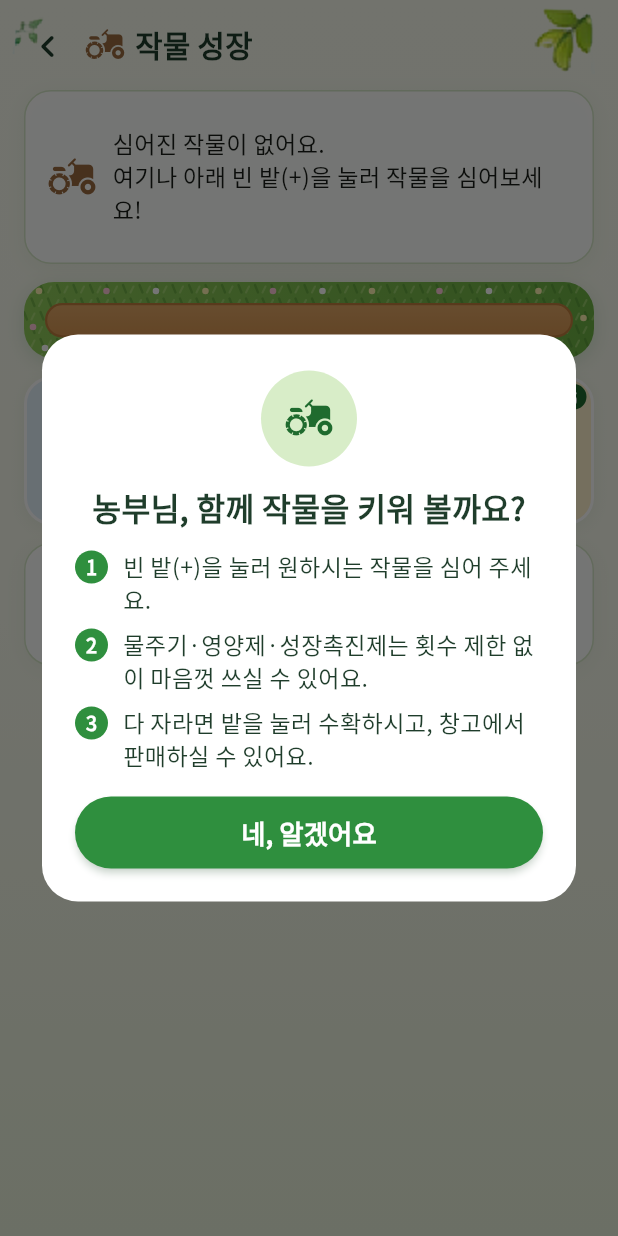
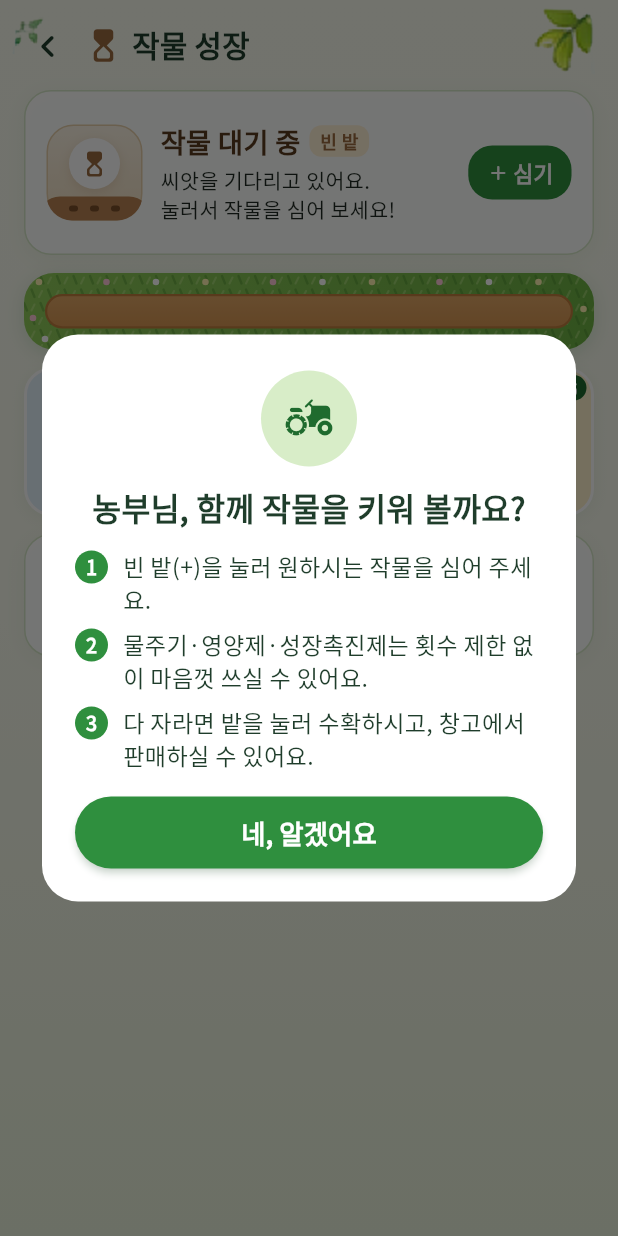
Before and after one commit to KIMGAYEONG12/sise_nongbu, a Flutter app: the CropGrowthPage screen opened directly, on a phone screen of 412 x 824 dp. Run offline on Flutter 3.47's test engine with Material 3 defaults, Android fonts, the phone set to English and light mode, and no system bars; our stand-ins replace cloud_firestore, firebase_auth, firebase_core, firebase_messaging, flutter_local_notifications, flutter_riverpod and 5 more; missing offline and left inert: in_app_update; accounts and stored records are empty.

Commit message:
알림을 화면 아래(하단 탭 위)에서 올라오게, 작물 성장 화면의 빈 밭 안내를 트랙터 아이콘 대신 '작물 대기 중' 카드로, 버전 1.0.0+20
Co-Authored-By: Claude Opus 5.5 <noreply@anthropic.com>

```diff
--- a/lib/views/crop_growth_page.dart
+++ b/lib/views/crop_growth_page.dart
@@ -184,7 +184,7 @@ class _CropGrowthPageState extends ConsumerState<CropGrowthPage> {
             PageHeader(
               title: '작물 성장',
               center: false,
-              leading: spec == null ? const Icon(Icons.agriculture_rounded, size: 28, color: Color(0xFF9A6B3F)) : CropArt(code: spec.code, size: 30),
+              leading: spec == null ? const Icon(Icons.hourglass_top_rounded, size: 26, color: Color(0xFF9A6B3F)) : CropArt(code: spec.code, size: 30),
               onBack: () => Navigator.of(context).maybePop(),
             ),
             Expanded(
@@ -193,15 +193,8 @@ class _CropGrowthPageState extends ConsumerState<CropGrowthPage> {
                   // 작물이 없을 때는 카드를 눌러 바로 심을 수 있다
                   onTap: spec == null ? () => _plantNow(list, now) : null,
                   child: spec == null
-                      ? const Padding(
-                          padding: EdgeInsets.symmetric(vertical: 10),
-                          child: Row(children: [
-                            // 빈 밭 안내: 초록 새싹(다른 앱과 비슷해 보임) 대신 갈색 트랙터
-                            Icon(Icons.agriculture_rounded, size: 34, color: Color(0xFF9A6B3F)),
-                            SizedBox(width: 10),
-                            Expanded(child: Text('심어진 작물이 없어요.\n여기나 아래 빈 밭(+)을 눌러 작물을 심어보세요!', style: TextStyle(height: 1.4))),
-                          ]),
-                        )
+                      // 빈 밭 안내: 작은 트랙터 아이콘이 자전거처럼 보여서 "작물 대기 중" 카드로 바꿨다
+                      ? const _WaitingCard()
                       : _GrowthHeader(spec: spec, plot: sel!, now: now, onReplant: () => _replant(sel)),
                 ),
                 const SizedBox(height: 12),
@@ -284,6 +277,91 @@ class _CropGrowthPageState extends ConsumerState<CropGrowthPage> {
     );
     return ok == true;
   }
+}
+
+/// 고른 밭에 작물이 없을 때 위 카드: 흙 위 모래시계 그림 + "작물 대기 중" + 초록 "심기" 버튼 (카드를 누르면 바로 심기)
+class _WaitingCard extends StatelessWidget {
+  const _WaitingCard();
+
+  static const _brown = Color(0xFF9A6B3F);
+
+  @override
+  Widget build(BuildContext context) => Padding(
+        padding: const EdgeInsets.symmetric(vertical: 6),
+        child: Row(children: [
+          // 흙더미 위에서 씨앗을 기다리는 모래시계
+          SizedBox(
+            width: 64,
+            height: 64,
+            child: DecoratedBox(
+              decoration: BoxDecoration(
+                borderRadius: BorderRadius.circular(18),
+                gradient: const LinearGradient(begin: Alignment.topCenter, end: Alignment.bottomCenter, colors: [Color(0xFFFBF3E4), Color(0xFFF1DFC2)]),
+                border: Border.all(color: const Color(0xFFE6CFA9)),
+              ),
+              child: ClipRRect(
+                borderRadius: BorderRadius.circular(17),
+                child: Stack(alignment: Alignment.center, children: [
+                  // 흙더미
+                  Positioned(
+                    left: -6,
+                    right: -6,
+                    bottom: -14,
+                    height: 30,
+                    child: DecoratedBox(decoration: BoxDecoration(color: const Color(0xFFB98352), borderRadius: BorderRadius.circular(30))),
+                  ),
+                  // 흙 위 작은 씨앗 자리 세 개
+                  for (final dx in const [-14.0, 0.0, 14.0])
+                    Positioned(
+                      bottom: 6,
+                      left: 32 + dx - 3,
+                      child: Container(width: 6, height: 4, decoration: BoxDecoration(color: const Color(0xFF7A4E2A), borderRadius: BorderRadius.circular(3))),
+                    ),
+                  Positioned(
+                    top: 9,
+                    child: Container(
+                      width: 34,
+                      height: 34,
+                      decoration: BoxDecoration(
+                        color: Colors.white,
+                        shape: BoxShape.circle,
+                        boxShadow: [BoxShadow(color: _brown.withValues(alpha: .18), blurRadius: 6, offset: const Offset(0, 2))],
+                      ),
+                      child: const Icon(Icons.hourglass_top_rounded, size: 20, color: _brown),
+                    ),
+                  ),
+                ]),
+              ),
+            ),
+          ),
+          const SizedBox(width: 12),
+          Expanded(
+            child: Column(crossAxisAlignment: CrossAxisAlignment.start, children: [
+              Row(children: [
+                const Text('작물 대기 중', style: TextStyle(fontSize: 16.5, fontWeight: FontWeight.w900, color: Color(0xFF5A3B1F))),
+                const SizedBox(width: 6),
+                Container(
+                  padding: const EdgeInsets.symmetric(horizontal: 7, vertical: 2),
+                  decoration: BoxDecoration(color: const Color(0xFFFFF1D6), borderRadius: BorderRadius.circular(8)),
+                  child: const Text('빈 밭', style: TextStyle(fontSize: 11, fontWeight: FontWeight.w800, color: _brown)),
+                ),
+              ]),
+              const SizedBox(height: 4),
+              const Text('씨앗을 기다리고 있어요.\n눌러서 작물을 심어 보세요!', style: TextStyle(fontSize: 12.5, height: 1.4, color: AppColors.sub)),
+            ]),
+          ),
+          const SizedBox(width: 8),
+          Container(
+            padding: const EdgeInsets.symmetric(horizontal: 12, vertical: 8),
+            decoration: BoxDecoration(color: AppColors.green, borderRadius: BorderRadius.circular(16)),
+            child: const Row(mainAxisSize: MainAxisSize.min, children: [
+              Icon(Icons.add_rounded, size: 16, color: Colors.white),
+              SizedBox(width: 2),
+              Text('심기', style: TextStyle(fontSize: 13, fontWeight: FontWeight.w900, color: Colors.white)),
+            ]),
+          ),
+        ]),
+      );
 }
 
 class _GrowthHeader extends StatelessWidget {
--- a/lib/widgets/common.dart
+++ b/lib/widgets/common.dart
@@ -126,32 +126,33 @@ String errMsg(Object e) {
   return s;
 }
 
-/// 알림 문구를 화면 위쪽(상태바 바로 아래)에 글자만 잠깐 띄운다. 새 알림이 오면 앞의 것을 바로 바꾼다.
+/// 알림 문구를 화면 아래쪽(하단 탭 바로 위)에 글자만 잠깐 띄운다. 새 알림이 오면 앞의 것을 바로 바꾼다.
 void showMsg(BuildContext context, String msg) {
   if (!context.mounted) return;
   final overlay = Overlay.maybeOf(context, rootOverlay: true);
   if (overlay == null) return;
-  _topNotice?.remove();
+  _notice?.remove();
   late final OverlayEntry entry;
-  entry = OverlayEntry(builder: (_) => _TopNotice(msg: msg, onDone: () {
-        if (_topNotice == entry) {
+  entry = OverlayEntry(builder: (_) => _Notice(msg: msg, onDone: () {
+        if (_notice == entry) {
           entry.remove();
-          _topNotice = null;
+          _notice = null;
         }
       }));
-  _topNotice = entry;
+  _notice = entry;
   overlay.insert(entry);
 }
 
-OverlayEntry? _topNotice;
+OverlayEntry? _notice;
 
 /// 작물 알림 (수확·파종). 그림이나 이모티콘 없이 글만 보여 준다. 예) "수박을 수확했습니다!"
 /// [cropCode]는 호출하는 쪽과 맞추기 위해 남겨 둔 값이고 화면에는 쓰지 않는다.
 void showCropMsg(BuildContext context, String cropCode, String msg) => showMsg(context, msg);
 
-/// 위에서 내려왔다가(0.25초) 잠시 보이고(2.2초) 다시 올라가는 글자 알림. 타이머 대신 애니메이션으로 시간을 잰다.
-class _TopNotice extends StatelessWidget {
-  const _TopNotice({required this.msg, required this.onDone});
+/// 아래에서 올라왔다가(0.27초) 잠시 보이고(2.2초) 다시 내려가는 글자 알림. 타이머 대신 애니메이션으로 시간을 잰다.
+/// 하단 탭(약 80px)을 가리지 않도록 그 위에 띄운다.
+class _Notice extends StatelessWidget {
+  const _Notice({required this.msg, required this.onDone});
   final String msg;
   final VoidCallback onDone;
 
@@ -160,16 +161,16 @@ class _TopNotice extends StatelessWidget {
     return Positioned(
       left: 16,
       right: 16,
-      top: MediaQuery.paddingOf(context).top + 8,
+      bottom: MediaQuery.paddingOf(context).bottom + 96,
       child: IgnorePointer(
         child: TweenAnimationBuilder<double>(
           tween: Tween(begin: 0, end: 1),
           duration: const Duration(milliseconds: 2700),
           onEnd: onDone,
           builder: (_, t, child) {
-            // 0~0.1 내려오기, 0.1~0.9 머물기, 0.9~1 올라가기
+            // 0~0.1 올라오기, 0.1~0.9 머물기, 0.9~1 내려가기
             final show = t < .1 ? t / .1 : (t > .9 ? (1 - t) / .1 : 1.0);
-            return Opacity(opacity: show, child: Transform.translate(offset: Offset(0, -24 * (1 - show)), child: child));
+            return Opacity(opacity: show, child: Transform.translate(offset: Offset(0, 24 * (1 - show)), child: child));
           },
           child: Material(
             color: const Color(0xF0263A2B),
--- a/pubspec.yaml
+++ b/pubspec.yaml
@@ -1,7 +1,7 @@
 name: sise_nongbu
 description: 실제 공영도매시장 경매 시세로 움직이는 농장 시뮬레이션 게임
 publish_to: none
-version: 1.0.0+19
+version: 1.0.0+20
 environment:
   sdk: ">=3.3.0 <4.0.0"
 dependencies:
```
Also changed, not shown: 1 other file.
